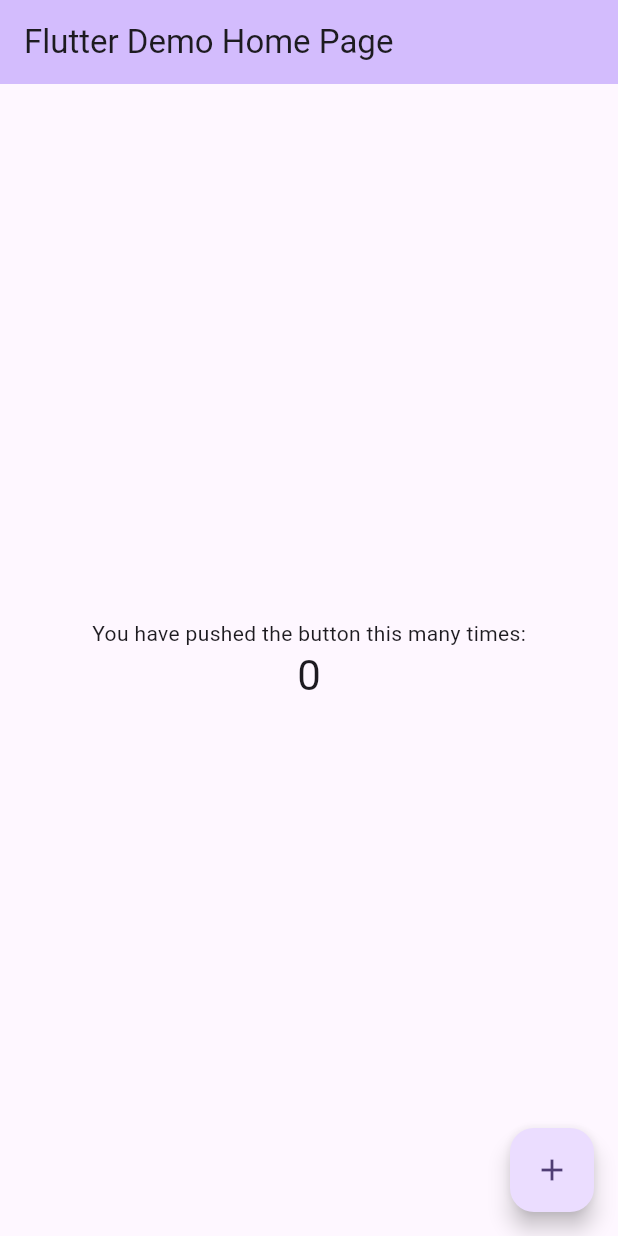
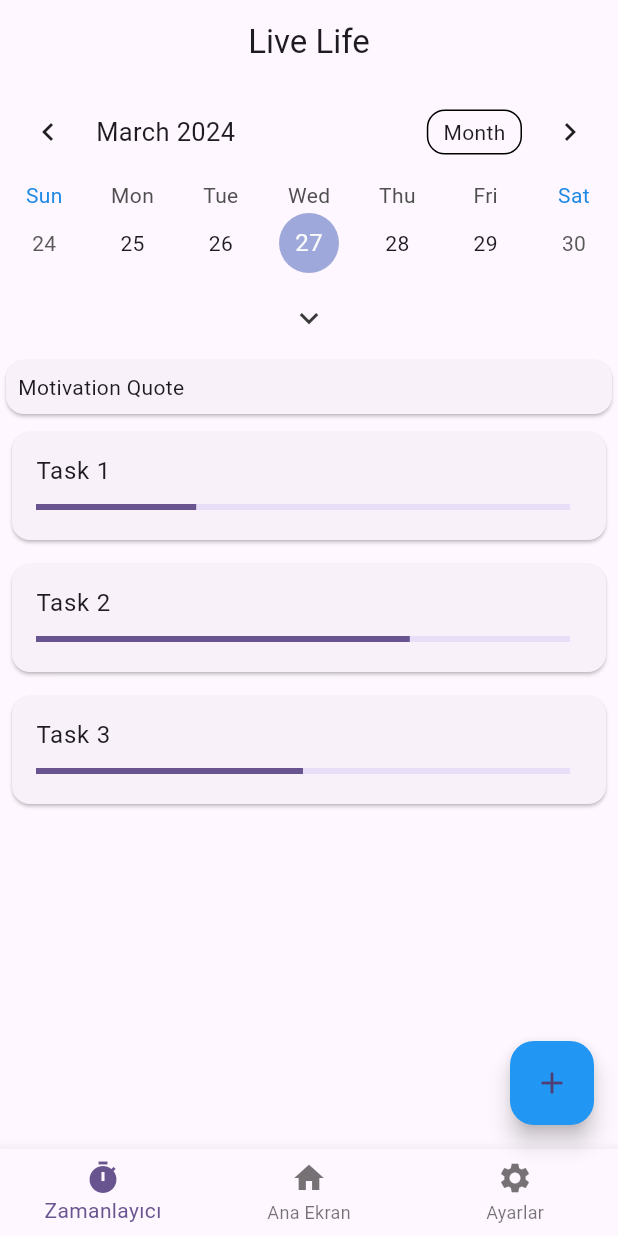
Before and after one commit to developerburakgul/livelife, a Flutter app: the screen it shows after launch, on a phone screen of 412 x 824 dp. Run offline on Flutter 3.47's test engine with Material 3 defaults, Android fonts, the phone set to English and light mode, and no system bars; drawn by our look-alikes of table_calendar.

Commit message:
made home page and timer page

```diff
--- /dev/null
+++ b/lib/homePage.dart
@@ -0,0 +1,117 @@
+import 'package:flutter/material.dart';
+import 'package:table_calendar/table_calendar.dart';
+
+class HomePage extends StatefulWidget {
+  @override
+  _HomePageState createState() => _HomePageState();
+}
+
+class _HomePageState extends State<HomePage> {
+  CalendarFormat _calendarFormat = CalendarFormat.week;
+  DateTime _focusedDay = DateTime.now();
+  DateTime? _selectedDay;
+
+  void _toggleCalendarView() {
+    setState(() {
+      _calendarFormat = _calendarFormat == CalendarFormat.month
+          ? CalendarFormat.week
+          : CalendarFormat.month;
+    });
+  }
+
+  @override
+  Widget build(BuildContext context) {
+    return Scaffold(
+      appBar: AppBar(
+        title: Center(child: Text('Live Life')),
+      ),
+      body: ListView(
+        children: <Widget>[
+          // Week view calendar
+          TableCalendar(
+            firstDay: DateTime.utc(2020, 1, 1),
+            lastDay: DateTime.utc(2040, 1, 1),
+            focusedDay: _focusedDay,
+            calendarFormat: _calendarFormat,
+            onDaySelected: (selectedDay, focusedDay) {
+              setState(() {
+                _selectedDay = selectedDay;
+                _focusedDay = focusedDay;
+              });
+            },
+            onPageChanged: (focusedDay) {
+              _focusedDay = focusedDay;
+            },
+            daysOfWeekStyle: DaysOfWeekStyle(
+              weekendStyle: TextStyle().copyWith(color: Colors.blue[600]),
+            ),
+            // Your other calendar styling
+          ),
+          IconButton(
+            icon: Icon(
+              Icons.expand_more,
+              size: 25,
+              color: Color.fromARGB(255, 58, 58, 58),
+            ),
+            onPressed: _toggleCalendarView, // Here's your onPress function
+          ),
+          // Motivational quote section
+          Card(
+            child: Padding(
+              padding: const EdgeInsets.all(8.0),
+              child: Text('Motivation Quote'),
+            ),
+          ),
+          // Task List
+          TaskCard(title: 'Task 1', progress: 0.3),
+          TaskCard(title: 'Task 2', progress: 0.7),
+          TaskCard(title: 'Task 3', progress: 0.5),
+        ],
+      ),
+      floatingActionButton: FloatingActionButton(
+        onPressed: () {
+          // Add your onPressed code here!
+        },
+        child: Icon(Icons.add),
+        backgroundColor: Colors.blue,
+      ),
+      bottomNavigationBar: BottomNavigationBar(
+        items: const <BottomNavigationBarItem>[
+          BottomNavigationBarItem(
+            icon: Icon(Icons.timer),
+            label: 'Zamanlayıcı',
+          ),
+          BottomNavigationBarItem(
+            icon: Icon(Icons.home),
+            label: 'Ana Ekran',
+          ),
+          BottomNavigationBarItem(
+            icon: Icon(Icons.settings),
+            label: 'Ayarlar',
+          ),
+        ],
+      ),
+    );
+  }
+}
+
+class TaskCard extends StatelessWidget {
+  final String title;
+  final double progress;
+
+  const TaskCard({Key? key, required this.title, required this.progress})
+      : super(key: key);
+
+  @override
+  Widget build(BuildContext context) {
+    return Card(
+      margin: const EdgeInsets.all(8),
+      child: ListTile(
+        title: Text(title),
+        subtitle: LinearProgressIndicator(
+          value: progress,
+        ),
+      ),
+    );
+  }
+}
--- a/lib/main.dart
+++ b/lib/main.dart
@@ -1,4 +1,6 @@
 import 'package:flutter/material.dart';
+import 'package:livelife/homePage.dart';
+import 'package:livelife/timer.dart';
 
 void main() {
   runApp(const MyApp());
@@ -13,113 +15,11 @@
     return MaterialApp(
       title: 'Flutter Demo',
       theme: ThemeData(
-        // This is the theme of your application.
-        //
-        // TRY THIS: Try running your application with "flutter run". You'll see
-        // the application has a purple toolbar. Then, without quitting the app,
-        // try changing the seedColor in the colorScheme below to Colors.green
-        // and then invoke "hot reload" (save your changes or press the "hot
-        // reload" button in a Flutter-supported IDE, or press "r" if you used
-        // the command line to start the app).
-        //
-        // Notice that the counter didn't reset back to zero; the application
-        // state is not lost during the reload. To reset the state, use hot
-        // restart instead.
-        //
-        // This works for code too, not just values: Most code changes can be
-        // tested with just a hot reload.
         colorScheme: ColorScheme.fromSeed(seedColor: Colors.deepPurple),
         useMaterial3: true,
       ),
-      home: const MyHomePage(title: 'Flutter Demo Home Page'),
+      debugShowCheckedModeBanner: false,
+      home:HomePage()
     );
   }
 }
-
-class MyHomePage extends StatefulWidget {
-  const MyHomePage({super.key, required this.title});
-
-  // This widget is the home page of your application. It is stateful, meaning
-  // that it has a State object (defined below) that contains fields that affect
-  // how it looks.
-
-  // This class is the configuration for the state. It holds the values (in this
-  // case the title) provided by the parent (in this case the App widget) and
-  // used by the build method of the State. Fields in a Widget subclass are
-  // always marked "final".
-
-  final String title;
-
-  @override
-  State<MyHomePage> createState() => _MyHomePageState();
-}
-
-class _MyHomePageState extends State<MyHomePage> {
-  int _counter = 0;
-
-  void _incrementCounter() {
-    setState(() {
-      // This call to setState tells the Flutter framework that something has
-      // changed in this State, which causes it to rerun the build method below
-      // so that the display can reflect the updated values. If we changed
-      // _counter without calling setState(), then the build method would not be
-      // called again, and so nothing would appear to happen.
-      _counter++;
-    });
-  }
-
-  @override
-  Widget build(BuildContext context) {
-    // This method is rerun every time setState is called, for instance as done
-    // by the _incrementCounter method above.
-    //
-    // The Flutter framework has been optimized to make rerunning build methods
-    // fast, so that you can just rebuild anything that needs updating rather
-    // than having to individually change instances of widgets.
-    return Scaffold(
-      appBar: AppBar(
-        // TRY THIS: Try changing the color here to a specific color (to
-        // Colors.amber, perhaps?) and trigger a hot reload to see the AppBar
-        // change color while the other colors stay the same.
-        backgroundColor: Theme.of(context).colorScheme.inversePrimary,
-        // Here we take the value from the MyHomePage object that was created by
-        // the App.build method, and use it to set our appbar title.
-        title: Text(widget.title),
-      ),
-      body: Center(
-        // Center is a layout widget. It takes a single child and positions it
-        // in the middle of the parent.
-        child: Column(
-          // Column is also a layout widget. It takes a list of children and
-          // arranges them vertically. By default, it sizes itself to fit its
-          // children horizontally, and tries to be as tall as its parent.
-          //
-          // Column has various properties to control how it sizes itself and
-          // how it positions its children. Here we use mainAxisAlignment to
-          // center the children vertically; the main axis here is the vertical
-          // axis because Columns are vertical (the cross axis would be
-          // horizontal).
-          //
-          // TRY THIS: Invoke "debug painting" (choose the "Toggle Debug Paint"
-          // action in the IDE, or press "p" in the console), to see the
-          // wireframe for each widget.
-          mainAxisAlignment: MainAxisAlignment.center,
-          children: <Widget>[
-            const Text(
-              'You have pushed the button this many times:',
-            ),
-            Text(
-              '$_counter',
-              style: Theme.of(context).textTheme.headlineMedium,
-            ),
-          ],
-        ),
-      ),
-      floatingActionButton: FloatingActionButton(
-        onPressed: _incrementCounter,
-        tooltip: 'Increment',
-        child: const Icon(Icons.add),
-      ), // This trailing comma makes auto-formatting nicer for build methods.
-    );
-  }
-}
--- a/pubspec.yaml
+++ b/pubspec.yaml
@@ -30,7 +30,7 @@ environment:
 dependencies:
   flutter:
     sdk: flutter
-
+  table_calendar: ^3.0.5
 
   # The following adds the Cupertino Icons font to your application.
   # Use with the CupertinoIcons class for iOS style icons.
```
Also changed, not shown: lib/timer.dart (added, +97 -0 lines), pubspec.lock.
